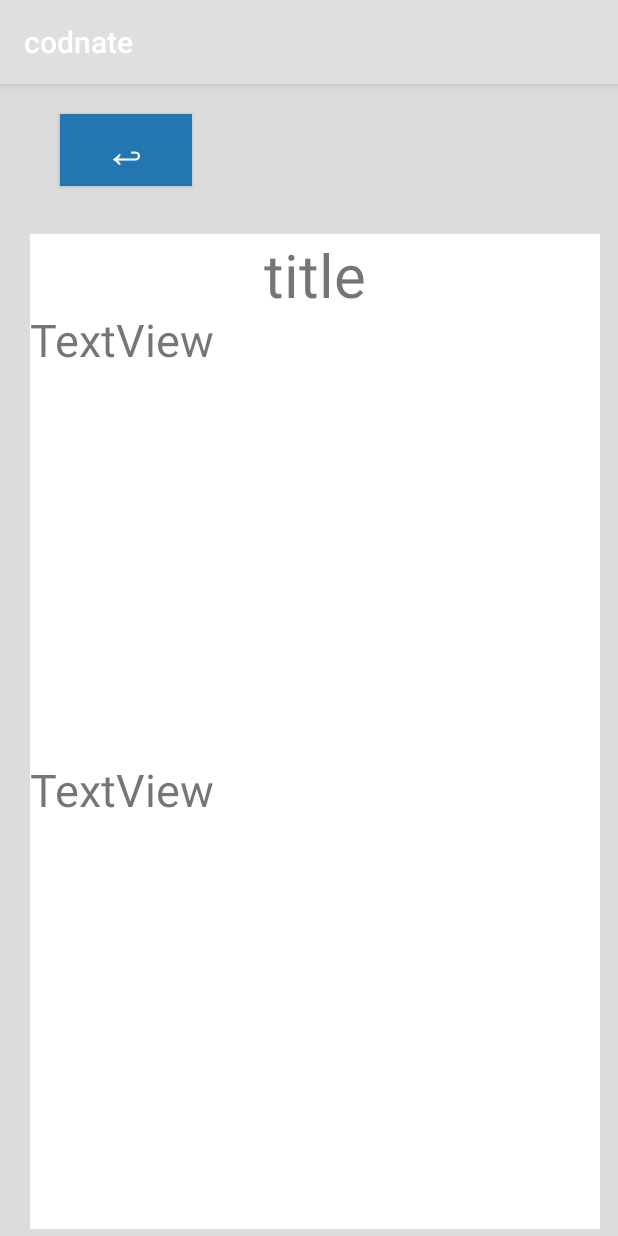
After one commit to hamigakitanuki/codnate_android, an Android app: the tuuti screen opened directly, with no data from a screen before it, on a phone screen of 412 x 824 dp. The commit adds this screen. Run offline under Robolectric (Android 15) with nearby library versions, the phone set to English and light mode, and no system bars.

Commit message:
tuutiつくったよ！

```diff
--- a/app/src/main/AndroidManifest.xml
+++ b/app/src/main/AndroidManifest.xml
@@ -15,7 +15,8 @@
         android:supportsRtl="true"
         android:theme="@style/AppTheme"
         tools:ignore="GoogleAppIndexingWarning">
-        <activity android:name=".intent.Swaip"></activity>
+        <activity android:name=".tuuti"></activity>
+        <activity android:name=".intent.Swaip" />
         <activity android:name=".intent.MyPage" />
         <activity android:name=".intent.Start_Mens" />
         <activity android:name=".intent.Start5" />
--- /dev/null
+++ b/app/src/main/java/com/example/codnate3/tuuti.java
@@ -0,0 +1,14 @@
+package com.example.codnate3;
+
+import androidx.appcompat.app.AppCompatActivity;
+
+import android.os.Bundle;
+
+public class tuuti extends AppCompatActivity {
+
+    @Override
+    protected void onCreate(Bundle savedInstanceState) {
+        super.onCreate(savedInstanceState);
+        setContentView(R.layout.activity_tuuti);
+    }
+}
--- a/app/src/main/res/layout/activity_my_page.xml
+++ b/app/src/main/res/layout/activity_my_page.xml
@@ -9,13 +9,15 @@
     <LinearLayout
         android:layout_width="409dp"
         android:layout_height="729dp"
+        android:background="#dcdcdc"
         android:orientation="vertical"
         app:layout_constraintStart_toStartOf="parent"
         app:layout_constraintTop_toTopOf="parent">
 
         <FrameLayout
             android:layout_width="match_parent"
-            android:layout_height="50dp">
+            android:layout_height="50dp"
+            android:background="#68C5C5">
 
             <Button
                 android:id="@+id/button"
@@ -29,7 +31,7 @@
                 android:id="@+id/textView15"
                 android:layout_width="179dp"
                 android:layout_height="wrap_content"
-                android:layout_marginStart="130dp"
+                android:layout_marginStart="125dp"
                 android:text="@string/Mypage_bar"
                 android:textSize="30dp" />
 
@@ -43,14 +45,17 @@
         </FrameLayout>
 
         <FrameLayout
-            android:layout_width="match_parent"
-            android:layout_height="match_parent">
+            android:layout_width="367dp"
+            android:layout_height="606dp"
+            android:layout_marginStart="20dp"
+            android:layout_marginTop="30dp"
+            android:background="#ffff">
 
             <ImageView
                 android:id="@+id/mypage_image"
                 android:layout_width="wrap_content"
                 android:layout_height="wrap_content"
-                android:layout_marginStart="100dp"
+                android:layout_marginStart="70dp"
                 android:layout_marginTop="50dp"
                 android:elevation="10dp"
                 app:srcCompat="@drawable/touka" />
--- /dev/null
+++ b/app/src/main/res/layout/activity_tuuti.xml
@@ -0,0 +1,67 @@
+<?xml version="1.0" encoding="utf-8"?>
+<androidx.constraintlayout.widget.ConstraintLayout xmlns:android="http://schemas.android.com/apk/res/android"
+    xmlns:app="http://schemas.android.com/apk/res-auto"
+    xmlns:tools="http://schemas.android.com/tools"
+    android:layout_width="match_parent"
+    android:layout_height="match_parent"
+    tools:context=".tuuti">
+
+    <FrameLayout
+        android:layout_width="match_parent"
+        android:layout_height="match_parent"
+        android:background="#dcdcdc"
+        app:layout_constraintStart_toStartOf="parent"
+        app:layout_constraintTop_toTopOf="parent">
+
+        <Button
+            android:id="@+id/button3"
+            android:layout_width="wrap_content"
+            android:layout_height="wrap_content"
+            android:layout_marginStart="40dp"
+            android:layout_marginTop="20dp"
+            android:background="#2377B1"
+            android:gravity="center"
+            android:text="↩"
+            android:textColor="#ffff"
+            android:textSize="30dp" />
+
+        <LinearLayout
+            android:layout_width="match_parent"
+            android:layout_height="match_parent"
+            android:orientation="vertical">
+
+            <FrameLayout
+                android:layout_width="380dp"
+                android:layout_height="663dp"
+                android:layout_marginStart="20dp"
+                android:layout_marginTop="100dp"
+                android:background="#ffff">
+
+                <TextView
+                    android:id="@+id/title"
+                    android:layout_width="match_parent"
+                    android:layout_height="50dp"
+                    android:gravity="center"
+                    android:text="title"
+                    android:textSize="40dp" />
+
+                <TextView
+                    android:id="@+id/textView17"
+                    android:layout_width="match_parent"
+                    android:layout_height="300dp"
+                    android:layout_marginTop="50dp"
+                    android:text="TextView"
+                    android:textSize="30dp" />
+
+                <TextView
+                    android:id="@+id/textView19"
+                    android:layout_width="match_parent"
+                    android:layout_height="50dp"
+                    android:layout_marginTop="350dp"
+                    android:text="TextView"
+                    android:textSize="30dp" />
+            </FrameLayout>
+        </LinearLayout>
+
+    </FrameLayout>
+</androidx.constraintlayout.widget.ConstraintLayout>
```
